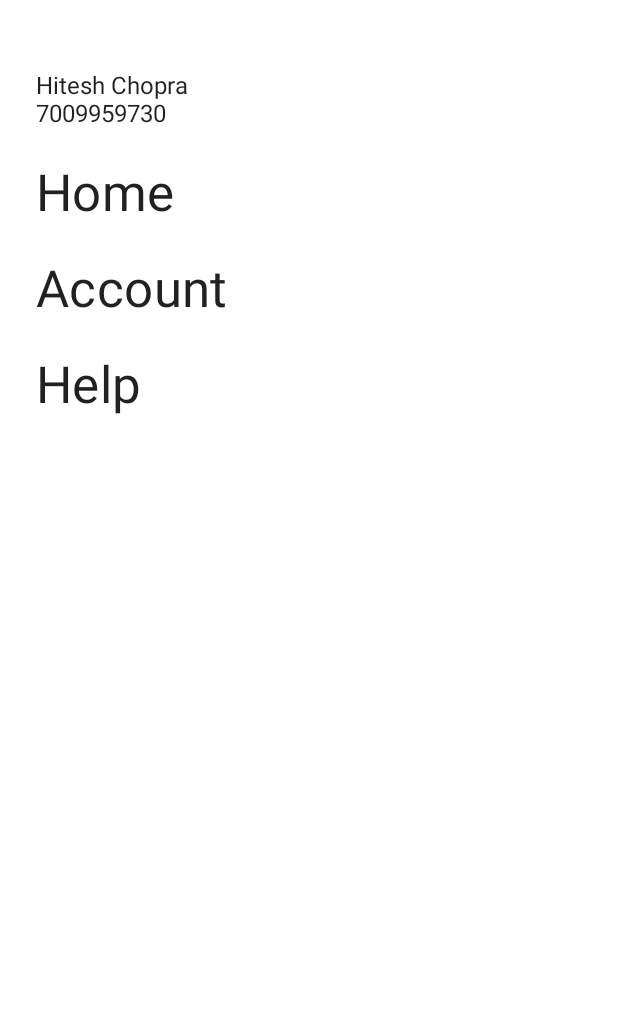
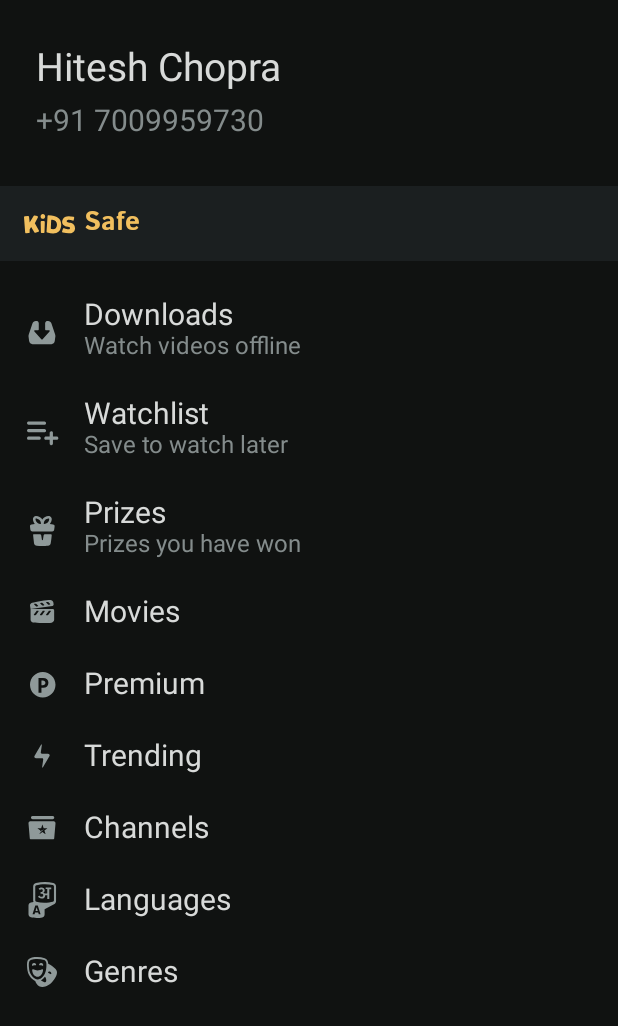
Before and after one commit to hiteshchopra11/jetpack-compose-hotstar-clone, an Android app built with Jetpack Compose: the screen it shows after launch (MainActivity), on a phone screen of 412 x 824 dp. Shown: the top 1026 px of the screen. Run offline under Robolectric (Android 15) with nearby library versions, the phone set to English and light mode, and no system bars.

Commit message:
Drawer Layout

```diff
--- a/app/src/main/java/com/example/androiddevchallenge/ui/Drawer.kt
+++ b/app/src/main/java/com/example/androiddevchallenge/ui/Drawer.kt
@@ -1,47 +1,135 @@
 package com.example.androiddevchallenge.ui
 
-import android.view.View
-import androidx.compose.foundation.Image
+import androidx.compose.foundation.background
 import androidx.compose.foundation.layout.*
-import androidx.compose.material.MaterialTheme
+import androidx.compose.material.Icon
 import androidx.compose.material.Text
 import androidx.compose.runtime.Composable
+import androidx.compose.ui.Alignment
 import androidx.compose.ui.Modifier
+import androidx.compose.ui.graphics.Color
+import androidx.compose.ui.res.fontResource
 import androidx.compose.ui.res.painterResource
+import androidx.compose.ui.text.font.Font
+import androidx.compose.ui.text.font.FontFamily
 import androidx.compose.ui.tooling.preview.Preview
 import androidx.compose.ui.unit.dp
+import androidx.compose.ui.unit.sp
 import com.example.androiddevchallenge.R
 import com.example.androiddevchallenge.ui.theme.MyTheme
+import com.example.androiddevchallenge.ui.theme.drawerBackground
+import com.example.androiddevchallenge.ui.theme.drawerItemSubtitle
+import com.example.androiddevchallenge.ui.theme.drawerItemTitle
 
-sealed class DrawerScreens(val title: String) {
-    object Home : DrawerScreens("Home")
-    object Account : DrawerScreens("Account")
-    object Help : DrawerScreens( "Help")
+sealed class DrawerScreens(val title: String, val icon: Int, val subtitle: String? = null) {
+    object Downloads : DrawerScreens("Downloads", R.drawable.ic_download, "Watch videos offline")
+    object Watchlist : DrawerScreens("Watchlist", R.drawable.ic_watchlist, "Save to watch later")
+    object Prizes : DrawerScreens("Prizes", R.drawable.ic_prizes, "Prizes you have won")
+    object Movies : DrawerScreens("Movies", R.drawable.ic_movies)
+    object Premium : DrawerScreens("Premium", R.drawable.ic_premium)
+    object Trending : DrawerScreens("Trending", R.drawable.ic_trending)
+    object Channels : DrawerScreens("Channels", R.drawable.ic_channels)
+    object Languages : DrawerScreens("Languages", R.drawable.ic_langauges)
+    object Genres : DrawerScreens("Genres", R.drawable.ic_genres)
 }
 
 private val screens = listOf(
-    DrawerScreens.Home,
-    DrawerScreens.Account,
-    DrawerScreens.Help
+    DrawerScreens.Downloads,
+    DrawerScreens.Watchlist,
+    DrawerScreens.Prizes,
+    DrawerScreens.Movies,
+    DrawerScreens.Premium,
+    DrawerScreens.Trending,
+    DrawerScreens.Channels,
+    DrawerScreens.Languages,
+    DrawerScreens.Genres,
 )
 
 @Composable
 fun Drawer(
-    modifier: Modifier = Modifier) {
+    modifier: Modifier = Modifier
+) {
+    Row {
         Column(
             modifier
+                .background(drawerBackground)
                 .fillMaxSize()
-            .padding(start = 24.dp, top = 48.dp)
+                .padding(top = 30.dp)
         ) {
-        Text("Hitesh Chopra")
-        Text("7009959730")
+            Text(
+                "Hitesh Chopra",
+                color = drawerItemTitle,
+                fontSize = 26.sp,
+                modifier = Modifier.padding(start = 24.dp)
+            )
+            Spacer(modifier = Modifier.padding(4.dp))
+            Text(
+                "+91 7009959730",
+                color = drawerItemSubtitle,
+                fontSize = 20.sp,
+                modifier = Modifier.padding(start = 24.dp)
+            )
+            Spacer(modifier = Modifier.padding(16.dp))
+            Box(
+                modifier = Modifier
+                    .height(50.dp)
+                    .fillMaxWidth()
+                    .background(Color(0xFF1b1f20))
+            ) {
+                Row(verticalAlignment = Alignment.CenterVertically) {
+                    Icon(
+                        painterResource(id = R.drawable.ic_kids),
+                        contentDescription = "",
+                        tint = Color(0xFFF1bf5e),
+                        modifier = Modifier
+                            .fillMaxHeight()
+                            .padding(16.dp,16.dp,6.dp,16.dp)
+                    )
+                    Text(
+                        "Safe",
+                        color = Color(0xFFF1bf5e),
+                        fontSize = 18.sp,
+                        fontFamily = FontFamily(Font(R.font.istok_bold))
+                    )
+                }
+            }
             screens.forEach { screen ->
-            Spacer(Modifier.height(24.dp))
+                Spacer(modifier = Modifier.height(24.dp))
+                Row(modifier = Modifier.padding(start = 16.dp)) {
+                    if (screen.subtitle == null) {
+                        Icon(
+                            painterResource(id = screen.icon),
+                            contentDescription = null,
+                            tint = Color(0xFF8F9999),
+                        )
+                    } else {
+                        Icon(
+                            painterResource(id = screen.icon),
+                            contentDescription = null,
+                            tint = Color(0xFF8F9999),
+                            modifier = Modifier
+                                .padding(0.dp, 12.dp, 0.dp, 0.dp)
+                        )
+                    }
+                    Spacer(modifier = Modifier.padding(8.dp))
+                    Column {
                         Text(
                             text = screen.title,
-                style = MaterialTheme.typography.h4
+                            color = drawerItemTitle,
+                            fontSize = 20.sp
+                        )
+                        screen.subtitle?.let {
+                            Text(
+                                text = it,
+                                color = drawerItemSubtitle,
+                                fontSize = 16.sp
                             )
                         }
+                    }
+                }
+            }
+        }
+        Spacer(modifier = Modifier.padding(8.dp))
     }
 }
 
--- a/app/src/main/java/com/example/androiddevchallenge/ui/theme/Color.kt
+++ b/app/src/main/java/com/example/androiddevchallenge/ui/theme/Color.kt
@@ -21,3 +21,6 @@ val purple200 = Color(0xFFBB86FC)
 val purple500 = Color(0xFF6200EE)
 val purple700 = Color(0xFF3700B3)
 val teal200 = Color(0xFF03DAC5)
+val drawerBackground = Color(0xFF101211)
+val drawerItemTitle = Color(0xFFd8dad9)
+val drawerItemSubtitle = Color(0xFF848c8c)
--- a/app/src/main/res/values/colors.xml
+++ b/app/src/main/res/values/colors.xml
@@ -16,6 +16,7 @@
     <color name="teal_700">#FF018786</color>
     <color name="black">#FF000000</color>
     <color name="white">#FFFFFFFF</color>
-    <color name="drawer_icon">#8F9999</color>
-    <color name="kids_safe">#fff1bf5e</color>
+    <color name="drawer_icon">#FF8F9999</color>
+    <color name="kids_safe">#FFF1bf5e</color>
+    <color name="kids_box">#FF1B1F20</color>
 </resources>
--- a/build.gradle
+++ b/build.gradle
@@ -9,7 +9,7 @@ buildscript {
     }
 
     dependencies {
-        classpath 'com.android.tools.build:gradle:7.0.0-beta03'
+        classpath 'com.android.tools.build:gradle:7.1.0-alpha01'
         classpath "org.jetbrains.kotlin:kotlin-gradle-plugin:$kotlin_version"
     }
 }
```
Also changed, not shown: app/src/main/res/drawable/ic_watchlist.xml (renamed from app/src/main/res/drawable/ic_checklist.xml). Lines whose indentation alone changed are shown as unchanged.
